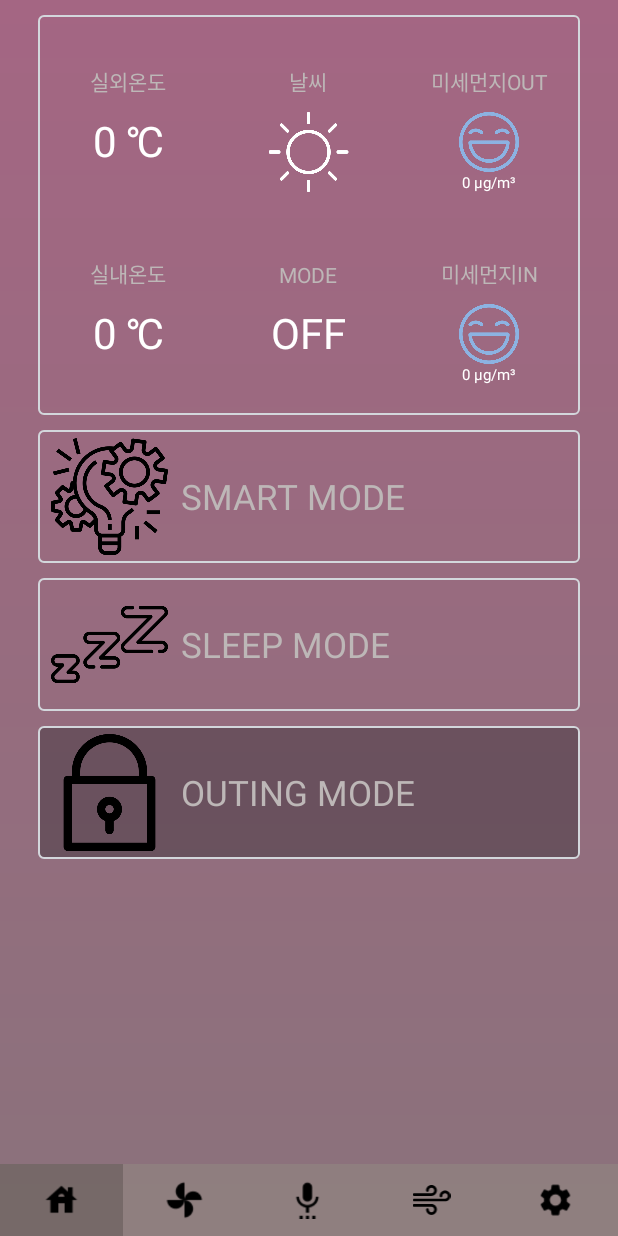
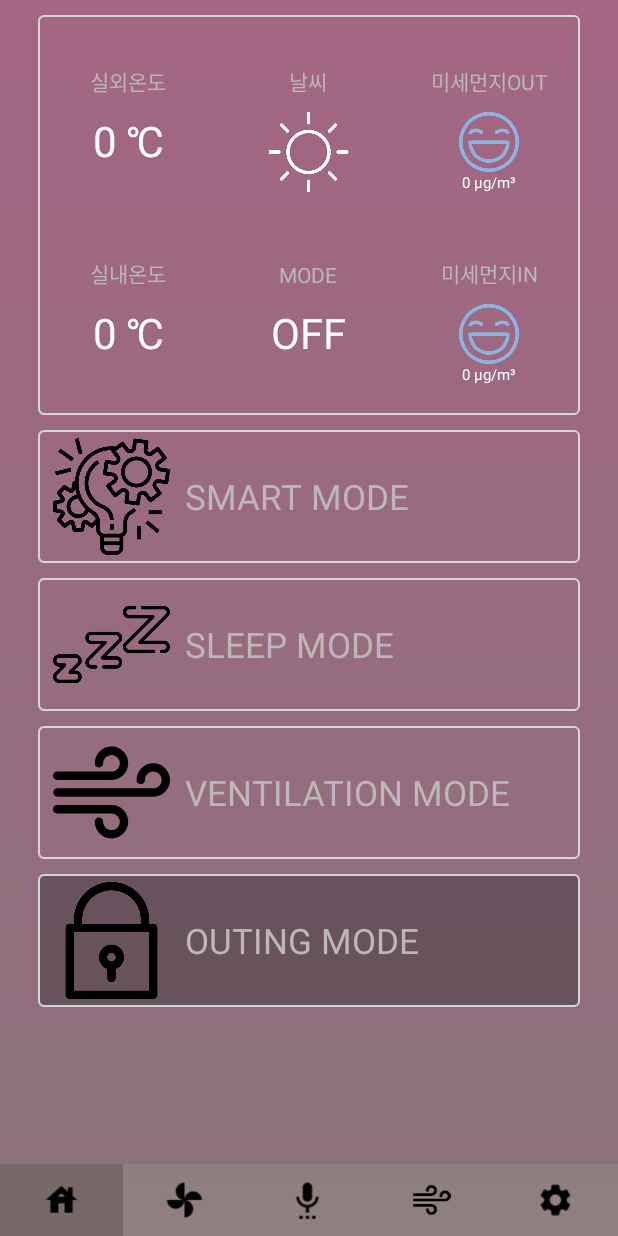
Before and after one commit to hyejinjeong9999/HomeAutomation_Android, an Android app: the MainActivity screen opened directly, with no data from a screen before it, after a tap on "OUTING MODE", on a phone screen of 412 x 824 dp. Run offline under Robolectric (Android 15) with nearby library versions, the phone set to English and light mode, and no system bars; our stand-ins replace Firebase (no records; nobody signed in at launch, a user with empty details on screens opened directly); libraries missing offline, so code that uses them is left out: be.tarsos.dsp; 5 statements that could not run were skipped; 3 other taps on this screen came first.

Commit message:
Update FragmentHome Add recyclerView Item

```diff
--- a/app/src/main/java/com/example/semiproject/MainActivity.java
+++ b/app/src/main/java/com/example/semiproject/MainActivity.java
@@ -275,11 +275,13 @@ public class MainActivity extends AppCompatActivity {
         list.add(new SystemInfoVO(
                 R.drawable.angry, "대기상태", "좋음", ViewType.ItemVerticalWeather));
         list.add(new SystemInfoVO(
-                R.drawable.smart, "SMART MODE", "", ViewType.ItemVertical));
+                R.drawable.smart, "SMART MODE",  ViewType.ItemVertical));
         list.add(new SystemInfoVO(
-                R.drawable.sleep, "SLEEP MODE", "", ViewType.ItemVertical));
+                R.drawable.sleep, "SLEEP MODE",  ViewType.ItemVertical));
         list.add(new SystemInfoVO(
-                R.drawable.outing, "OUTING MODE", "", ViewType.ItemVertical));
+                R.drawable.ic_windy, "VENTILATION MODE",  ViewType.ItemVertical));
+        list.add(new SystemInfoVO(
+                R.drawable.outing, "OUTING MODE",  ViewType.ItemVertical));
 
         listFragmentWindow = new ArrayList<>();
         listFragmentWindow.add(new SystemInfoVO("대기질상태", ViewType.ItemVerticalAir));
@@ -622,9 +624,9 @@ public class MainActivity extends AppCompatActivity {
             Log.v(TAG, "음성인식size==" + mResult.size());
             if (rs[0].contains("창문")) {
                 if (rs[0].contains("열어")) {
-                    sharedObject.put("/ANDROID>/WINDOWS ON");
+                    sharedObject.put("/ANDROID>/WINDOW ON");
                 } else if (rs[0].contains("닫아")) {
-                    sharedObject.put("/ANDROID>/WINDOWS OFF");
+                    sharedObject.put("/ANDROID>/WINDOW OFF");
                 }
 
                 for (Fragment currentFragment : getSupportFragmentManager().getFragments()) {
--- a/app/src/main/java/recyclerViewAdapter/VerticalAdapter.java
+++ b/app/src/main/java/recyclerViewAdapter/VerticalAdapter.java
@@ -95,16 +95,8 @@ public class VerticalAdapter extends RecyclerView.Adapter<RecyclerView.ViewHolde
         Log.v(TAG,"onBindViewHolder()"+holder.itemView);
         if (holder instanceof SystemInfo){
             Log.v(TAG,""+itemList.get(position).getTitle());
-            if (itemList.get(position).getTitle().equals("냉장고")){
-                ((SystemInfo)holder).ivTitle.setImageResource(itemList.get(position).getImageView());
-                ((SystemInfo)holder).tvSystemName.setText(itemList.get(position).getTitle());
-                ((SystemInfo)holder).tvSituation.setText("장고장고");
-
-            }else {
-                ((SystemInfo)holder).ivTitle.setImageResource(itemList.get(position).getImageView());
-                ((SystemInfo)holder).tvSystemName.setText(itemList.get(position).getTitle());
-                ((SystemInfo)holder).tvSituation.setText(itemList.get(position).getSituation());
-            }
+            ((SystemInfo)holder).ivTitle.setImageResource(itemList.get(position).getImageView());
+            ((SystemInfo)holder).tvSystemName.setText(itemList.get(position).getTitle());
 //            int deviceWidth = displayMetrics.widthPixels;  // 핸드폰의 가로 해상도를 구함.
 //            deviceWidth = deviceWidth / 2;
 //            int deviceHeight = (int) (deviceWidth * 1.5);
@@ -212,25 +204,30 @@ public class VerticalAdapter extends RecyclerView.Adapter<RecyclerView.ViewHolde
                         sharedObject.put("/ANDROID>/MODE SMART");
                         oldPosition = selectedPosition;
                         selectedPosition = position;
-
                         notifyItemChanged(oldPosition);
                         notifyItemChanged(selectedPosition);
                         break;
                     case 2:
+                        sharedObject.put("/ANDROID>/MODE SLEEP");
                         oldPosition = selectedPosition;
                         selectedPosition = position;
-
                         notifyItemChanged(oldPosition);
                         notifyItemChanged(selectedPosition);
                         break;
                     case 3:
+                        sharedObject.put("/ANDROID>/MODE VENTILATION");
                         oldPosition = selectedPosition;
                         selectedPosition = position;
-
                         notifyItemChanged(oldPosition);
                         notifyItemChanged(selectedPosition);
                         break;
-                    default:
+                    case 4:
+                        sharedObject.put("/ANDROID>/MODE OUTING");
+                        oldPosition = selectedPosition;
+                        selectedPosition = position;
+                        notifyItemChanged(oldPosition);
+                        notifyItemChanged(selectedPosition);
+                        break;
                 }
             }
         });
--- a/app/src/main/res/layout/recycler_item_systeminfo.xml
+++ b/app/src/main/res/layout/recycler_item_systeminfo.xml
@@ -20,19 +20,10 @@
         android:id="@+id/tvSystemName"
         android:layout_width="0dp"
         android:layout_height="wrap_content"
-        android:layout_weight="10"
+        android:layout_weight="15"
         android:gravity="center_vertical"
         android:layout_gravity="center_vertical"
         android:textSize="23sp"
         android:textColor="@color/recyclerViewItemFont"/>
-    <TextView
-        android:id="@+id/tvSituation"
-        android:layout_width="0dp"
-        android:layout_height="wrap_content"
-        android:layout_weight="5"
-        android:gravity="center_vertical|end"
-        android:layout_gravity="center_vertical"
-        android:layout_marginEnd="10dp"
-        android:textSize="15sp"
-        android:textColor="@color/recyclerViewItemFont"/>
+
 </LinearLayout>
```
Also changed, not shown: app/src/main/java/viewPage/FragmentSetting.java (+8 -5 lines).
